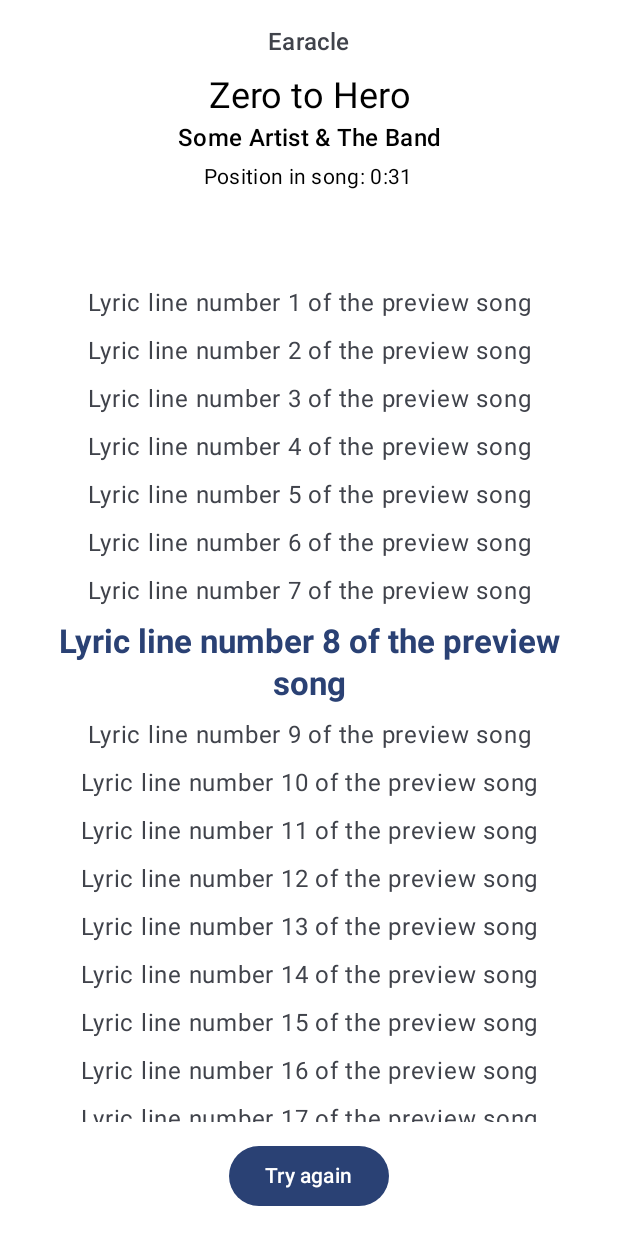
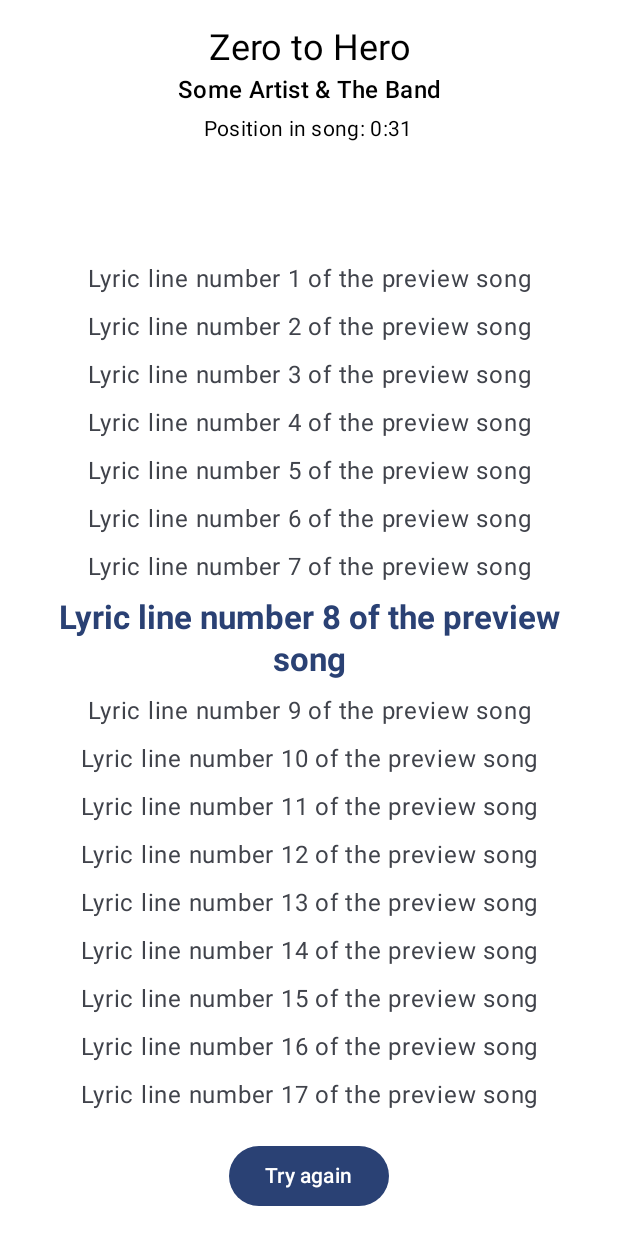
Before and after one commit to Dr-Nerdlove/earacle, an Android app built with Jetpack Compose: the @Preview function FoundPhoneHeightPreview, on a phone screen of 412 x 824 dp. Run offline under Robolectric (Android 15) with nearby library versions, the phone set to English and light mode, and no system bars.

Commit message:
Hide the app name above a recognized song
Once a song is shown, the "Earacle" heading above its title only took
space from the lyrics. The start screen keeps it.

Co-Authored-By: Claude Opus 5.5 <noreply@anthropic.com>
Claude-Session: https://claude.ai/code/session_01PQ1tupMNKRT1BU1i5atwP3

```diff
--- a/app/src/main/java/io/github/drnerdlove/earacle/MainActivity.kt
+++ b/app/src/main/java/io/github/drnerdlove/earacle/MainActivity.kt
@@ -265,12 +265,7 @@ private fun ColumnScope.FoundContent(
     )
     val position = formatPosition(seconds)
     val positionMs = (seconds * 1000).toLong()
-    Text(
-        text = stringResource(R.string.app_name),
-        style = MaterialTheme.typography.titleMedium,
-        color = MaterialTheme.colorScheme.onSurfaceVariant,
-    )
-    Spacer(Modifier.height(8.dp))
+    // No app name above the song: the lyrics get the space.
     Text(
         displayTitle(match.title),
         style = MaterialTheme.typography.headlineSmall,
```
